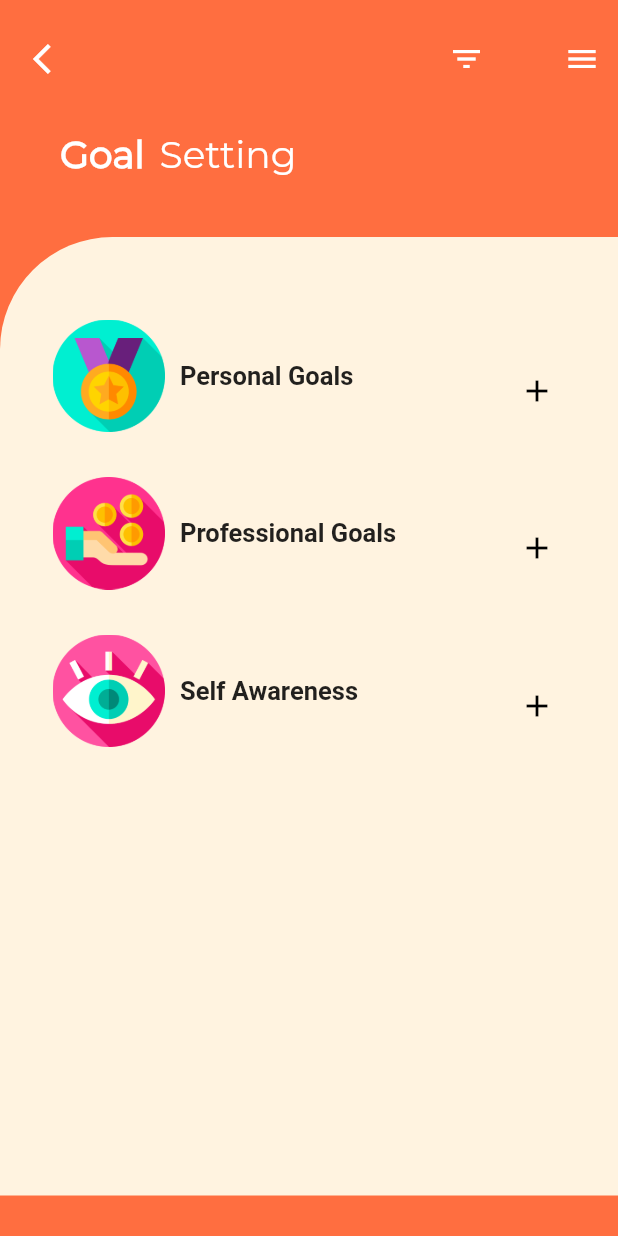
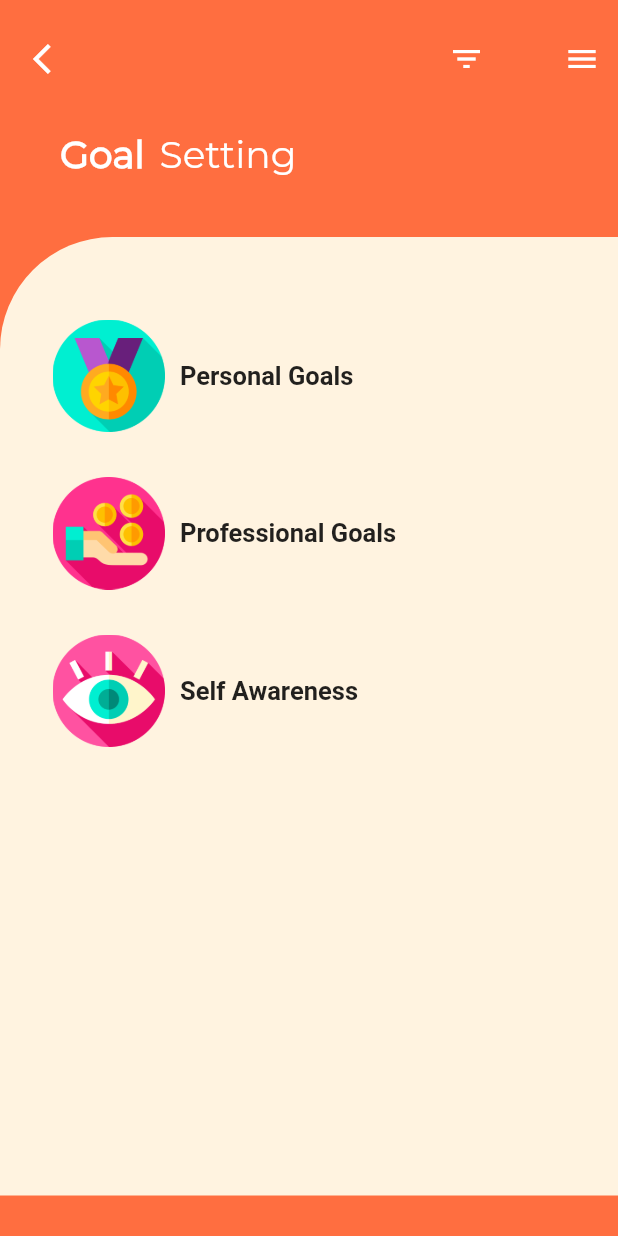
Before and after one commit to DaVinciTachyon/SWENG2020, a Flutter app: the GoalSetting screen opened directly, on a phone screen of 412 x 824 dp. Run offline on Flutter 3.47's test engine with Material 2 defaults, Android fonts, the phone set to English and light mode, and no system bars; our stand-ins replace audioplayers, shared_preferences, sqflite; missing offline and left inert: audio_recorder; accounts and stored records are empty; Roboto replaces fonts that are missing (Monserrat); project files that could hold a hidden picture were left out.

Commit message:
got rid of the extra plus

```diff
--- a/EiSHT/lib/goals/goal_setting.dart
+++ b/EiSHT/lib/goals/goal_setting.dart
@@ -148,14 +148,6 @@ class _GoalSettingState extends State<GoalSetting> {
                 ],
               ),
             ),
-            IconButton(
-                icon: Icon(Icons.add),
-                color: Colors.black,
-                onPressed: () {
-                  Navigator.of(context).push(MaterialPageRoute(
-                      builder: (context) =>
-                          DetailsPage(heroTag: imgPath, goalName: goalName)));
-                }),
           ],
         ),
       ),
```
